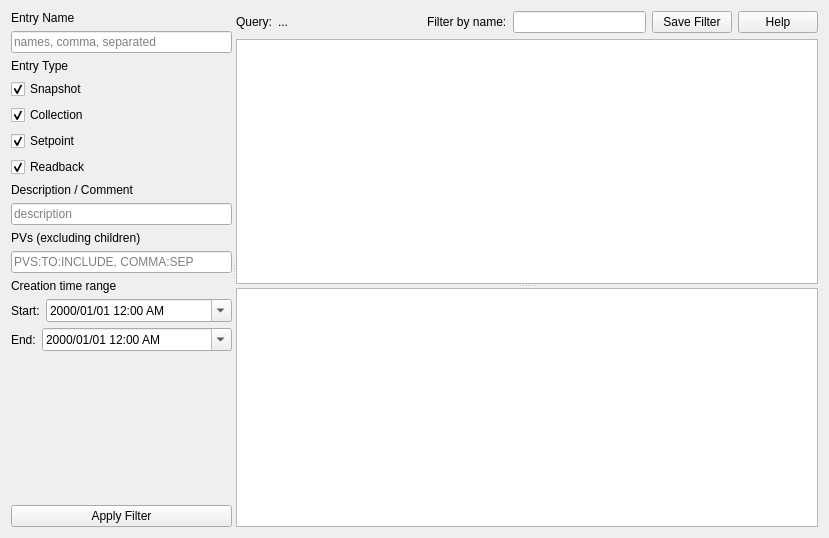
This is superscore/ui/search_page.ui in pcdshub/superscore as Qt 5 draws it before an edit. The edited form follows.
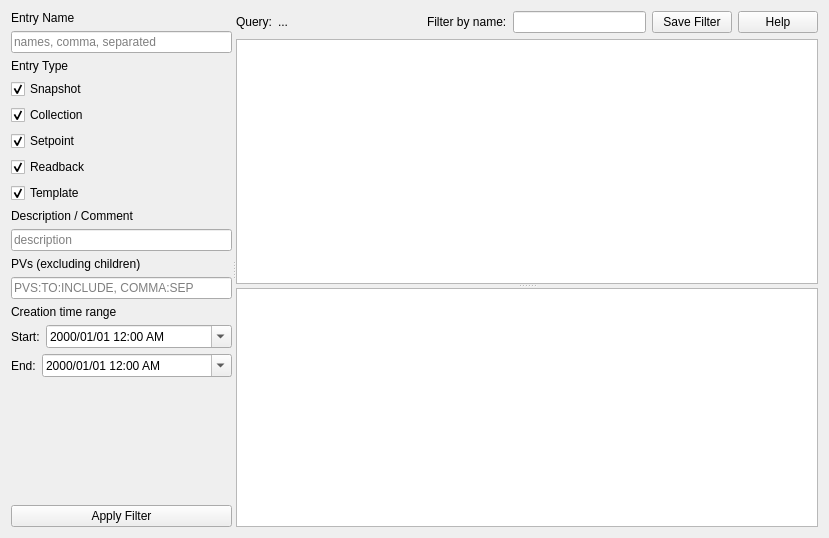
This is the edited form.

Commit message: ENH/MNT: Add Template to various other portions of UI

Patch:
```diff
--- a/superscore/ui/search_page.ui
+++ b/superscore/ui/search_page.ui
@@ -88,6 +88,16 @@
          </property>
         </widget>
        </item>
+       <item>
+        <widget class="QCheckBox" name="template_checkbox">
+         <property name="text">
+          <string>Template</string>
+         </property>
+         <property name="checked">
+          <bool>true</bool>
+         </property>
+        </widget>
+       </item>
        <item>
         <widget class="QLabel" name="desc_label">
          <property name="text">
```
The commit also changes 6 other files.
